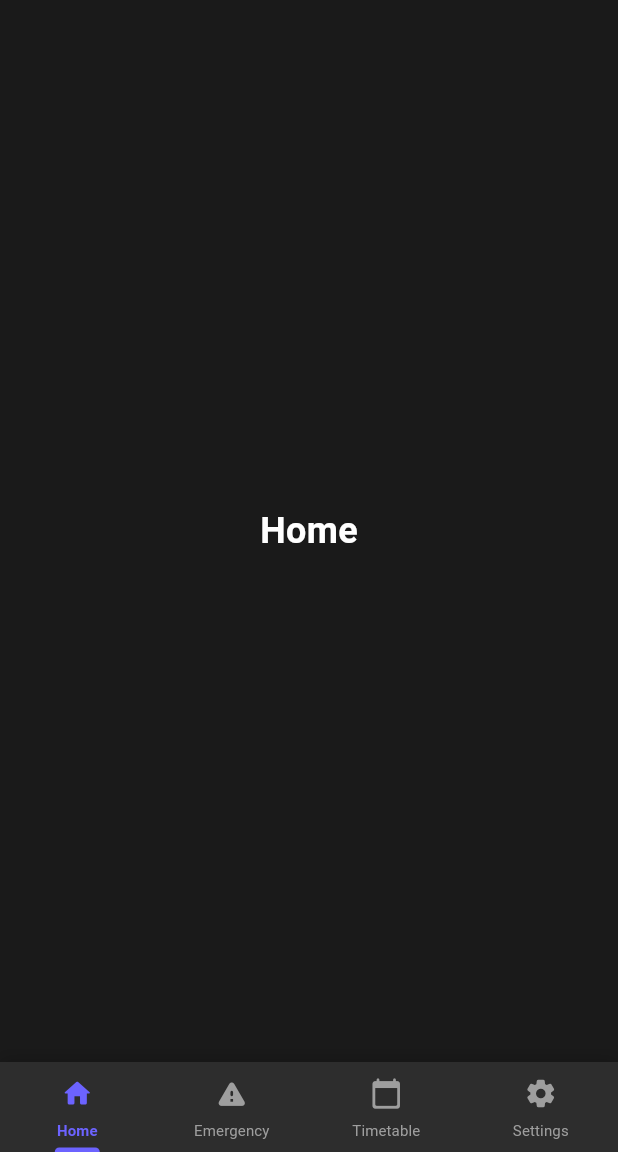
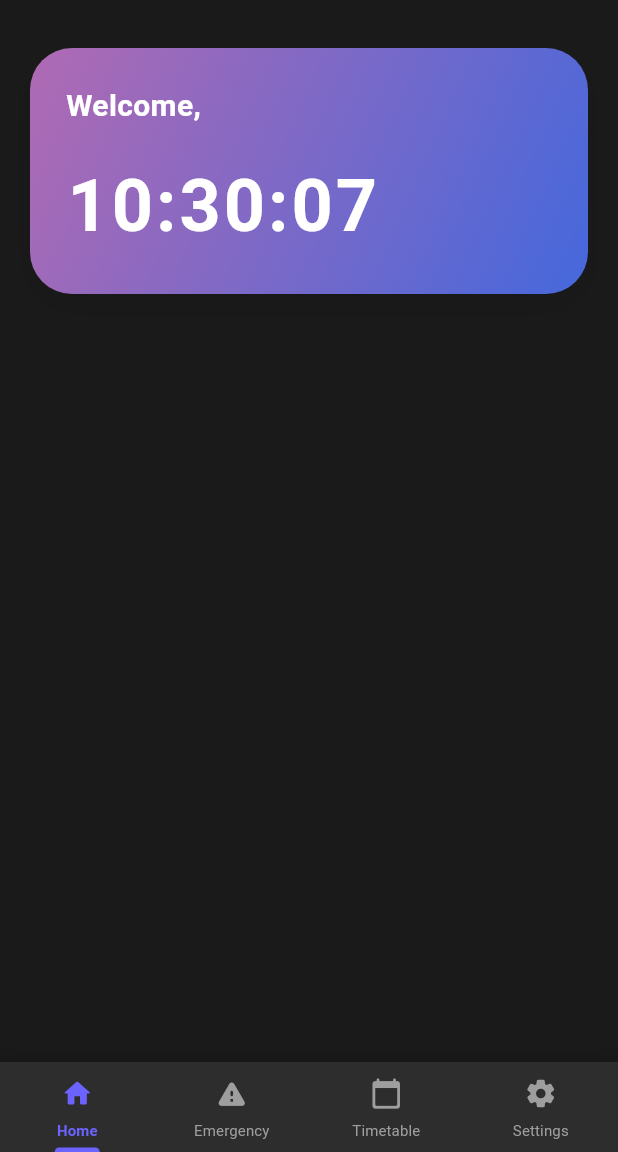
Before and after one commit to Feekkk/neighborhubapp, a Flutter app: the screen it shows once a user with an empty profile is signed in, after a tap on the "logout" icon, on a phone screen of 412 x 824 dp, the part 84-1236 px from its top. Run offline on Flutter 3.47's test engine with Material 3 defaults, Android fonts, the phone set to English and light mode, and no system bars; our stand-ins replace cloud_firestore, firebase_auth, firebase_core; accounts and stored records are empty.

Commit message:
add welcome card

```diff
--- a/lib/user/tabs/home_tab.dart
+++ b/lib/user/tabs/home_tab.dart
@@ -1,17 +1,103 @@
 import 'package:flutter/material.dart';
+import 'package:cloud_firestore/cloud_firestore.dart';
+import 'package:firebase_auth/firebase_auth.dart';
+import 'package:intl/intl.dart';
+import 'dart:async';
 
-class HomeTab extends StatelessWidget {
+class HomeTab extends StatefulWidget {
   const HomeTab({super.key});
 
   @override
+  State<HomeTab> createState() => _HomeTabState();
+}
+
+class _HomeTabState extends State<HomeTab> {
+  String? username;
+  Timer? _timer;
+  late DateTime _now;
+
+  @override
+  void initState() {
+    super.initState();
+    _now = DateTime.now();
+    _timer = Timer.periodic(const Duration(seconds: 1), (timer) {
+      setState(() {
+        _now = DateTime.now();
+      });
+    });
+    _loadUsername();
+  }
+
+  @override
+  void dispose() {
+    _timer?.cancel();
+    super.dispose();
+  }
+
+  Future<void> _loadUsername() async {
+    final user = FirebaseAuth.instance.currentUser;
+    if (user == null) return;
+    final doc =
+        await FirebaseFirestore.instance
+            .collection('users')
+            .doc(user.uid)
+            .get();
+    setState(() {
+      username = doc.data()?['username'] ?? 'user';
+    });
+  }
+
+  @override
   Widget build(BuildContext context) {
-    return const Center(
-      child: Text(
-        'Home',
-        style: TextStyle(
-          fontSize: 24,
-          fontWeight: FontWeight.bold,
-          color: Colors.white,
+    final timeString = DateFormat('HH:mm:ss').format(_now);
+    return Align(
+      alignment: Alignment.topCenter,
+      child: Padding(
+        padding: const EdgeInsets.fromLTRB(20, 32, 20, 0),
+        child: Container(
+          width: double.infinity,
+          decoration: BoxDecoration(
+            gradient: const LinearGradient(
+              colors: [Color(0xFFB06AB3), Color(0xFF4568DC)],
+              begin: Alignment.topLeft,
+              end: Alignment.bottomRight,
+            ),
+            borderRadius: BorderRadius.circular(28),
+            boxShadow: [
+              BoxShadow(
+                color: Colors.black.withOpacity(0.08),
+                blurRadius: 16,
+                offset: const Offset(0, 8),
+              ),
+            ],
+          ),
+          child: Padding(
+            padding: const EdgeInsets.all(24.0),
+            child: Column(
+              crossAxisAlignment: CrossAxisAlignment.start,
+              mainAxisSize: MainAxisSize.min,
+              children: [
+                Text(
+                  'Welcome, ${username ?? 'user'}',
+                  style: const TextStyle(
+                    color: Colors.white,
+                    fontSize: 20,
+                    fontWeight: FontWeight.bold,
+                  ),
+                ),
+                const SizedBox(height: 18),
+                Text(
+                  timeString,
+                  style: const TextStyle(
+                    color: Colors.white,
+                    fontSize: 48,
+                    fontWeight: FontWeight.bold,
+                    letterSpacing: 2,
+                  ),
+                ),
+              ],
+            ),
+          ),
         ),
       ),
     );
--- a/pubspec.yaml
+++ b/pubspec.yaml
@@ -39,6 +39,7 @@ dependencies:
   cloud_firestore: ^5.6.9
   provider: ^6.1.5
   firebase_ui_auth: ^1.17.0
+  intl: ^0.19.0
 
 dev_dependencies:
   flutter_test:
```
Also changed, not shown: pubspec.lock.
